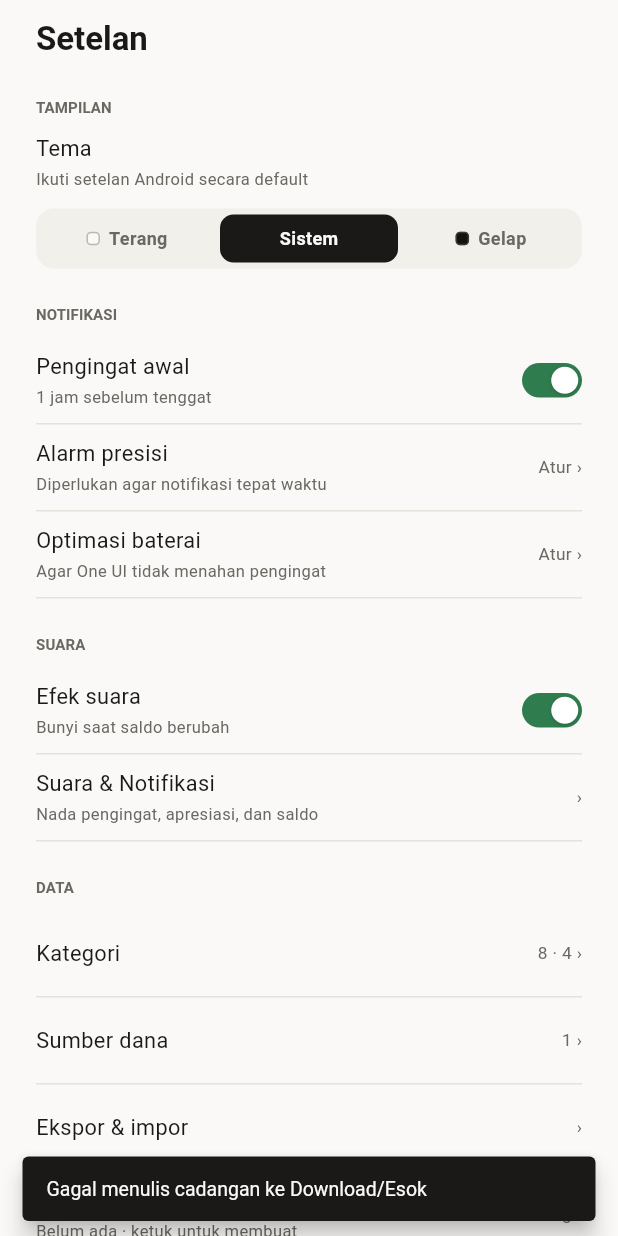
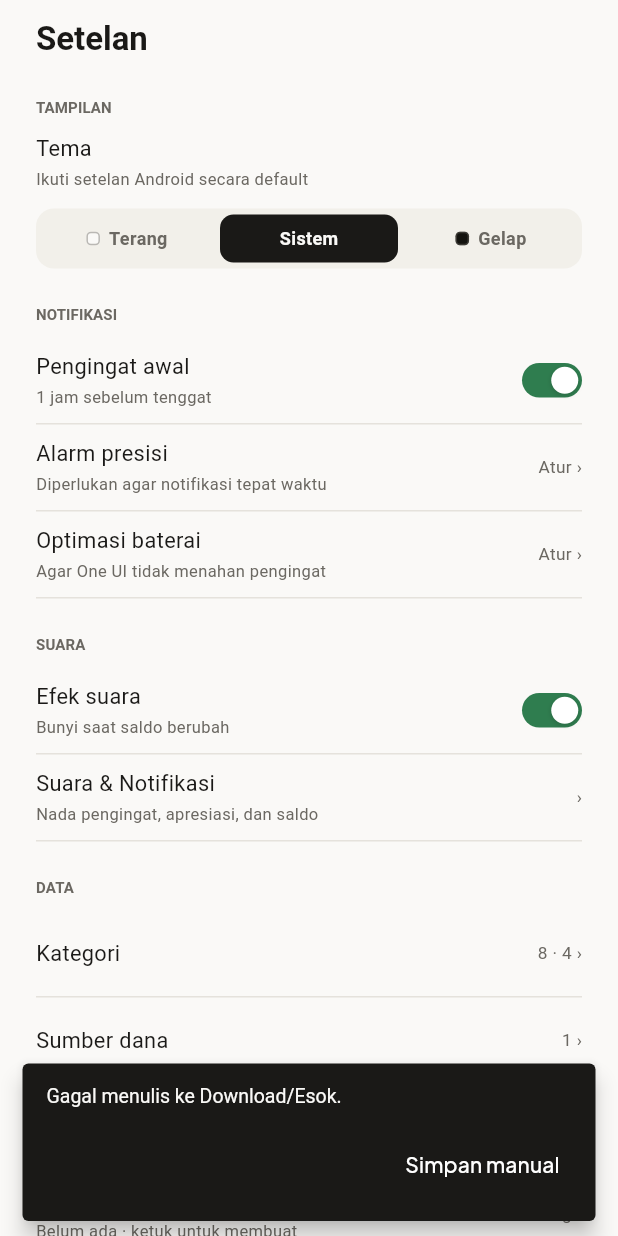
Before and after one commit to fata69/oh-my-esok, a Flutter app: the SettingsPage screen opened directly, after a tap on "Cadangan otomatis", on a phone screen of 412 x 824 dp. Run offline on Flutter 3.47's test engine with Material 3 defaults, Android fonts, the phone set to English and light mode, and no system bars; our stand-ins replace audioplayers, cupertino_ui, file_picker, flutter_local_notifications, flutter_svg, flutter_timezone and 7 more; missing offline and left inert: home_widget; accounts and stored records are empty; statements that could not run were skipped; project files that could hold a hidden picture were left out.

Commit message:
Esok 1.9.1+12
- Perbaiki action intent widget agar rute HomeWidget diproses.
- Cadangan otomatis: verifikasi berkas, pesan gagal, jalur simpan manual.
- Naikkan versi 1.9.1+12 dan perbarui catatan rilis.

Co-authored-by: CommandCodeBot <noreply@commandcode.ai>

```diff
--- a/lib/backup/auto_backup.dart
+++ b/lib/backup/auto_backup.dart
@@ -18,6 +18,8 @@ class AutoBackup {
   static const _checksumKey = 'backup_checksum';
   static const _timeKey = 'backup_at';
 
+  static String? lastError;
+
   static Future<DateTime?> lastBackupAt() async {
     final prefs = await SharedPreferences.getInstance();
     final millis = prefs.getInt(_timeKey);
@@ -26,6 +28,7 @@ class AutoBackup {
   }
 
   static Future<bool> runIfChanged({bool force = false}) async {
+    lastError = null;
     try {
       final data = await BackupService.collect();
       final json = const JsonEncoder.withIndent(
@@ -42,12 +45,28 @@ class AutoBackup {
             'content': json,
           }) ??
           false;
-      if (!ok) return false;
+      if (!ok) {
+        lastError = 'Gagal menulis ke Download/Esok.';
+        return false;
+      }
+
+      final modified = await _channel.invokeMethod<int>('backupModifiedAt', {
+        'name': fileName,
+      });
+      if (modified == null) {
+        lastError = 'Berkas cadangan tidak ditemukan setelah ditulis.';
+        return false;
+      }
 
       await prefs.setString(_checksumKey, checksum);
       await prefs.setInt(_timeKey, DateTime.now().millisecondsSinceEpoch);
       return true;
+    } on PlatformException catch (error) {
+      lastError = error.message ?? 'Gagal menulis cadangan.';
+      debugPrint('AutoBackup gagal: ${error.code} ${error.message}');
+      return false;
     } catch (error, stack) {
+      lastError = 'Gagal membuat cadangan: $error';
       debugPrint('AutoBackup gagal: $error\n$stack');
       return false;
     }
--- a/lib/ui/settings_page.dart
+++ b/lib/ui/settings_page.dart
@@ -28,6 +28,7 @@ class _SettingsPageState extends State<SettingsPage> {
   static const _channel = MethodChannel('esok/settings');
   String _version = '—';
   DateTime? _lastBackup;
+  bool _backupBusy = false;
 
   @override
   void initState() {
@@ -43,18 +44,35 @@ class _SettingsPageState extends State<SettingsPage> {
   }
 
   Future<void> _backupNow() async {
+    if (_backupBusy) return;
+    setState(() => _backupBusy = true);
     final ok = await AutoBackup.runIfChanged(force: true);
     final at = await AutoBackup.lastBackupAt();
     if (!mounted) return;
-    setState(() => _lastBackup = at);
-    _message(
-      ok
-          ? 'Cadangan disimpan di Download/Esok'
-          : 'Gagal menulis cadangan ke Download/Esok',
+    setState(() {
+      _backupBusy = false;
+      _lastBackup = at;
+    });
+    if (ok) {
+      _message('Cadangan tersimpan di Download/Esok');
+      return;
+    }
+    final message = AutoBackup.lastError ?? 'Gagal menulis cadangan.';
+    ScaffoldMessenger.of(context).showSnackBar(
+      SnackBar(
+        content: Text(message),
+        action: SnackBarAction(
+          label: 'Simpan manual',
+          onPressed: () => Navigator.of(context).push(
+            MaterialPageRoute<void>(builder: (_) => const DataPage()),
+          ),
+        ),
+      ),
     );
   }
 
   String get _backupLabel {
+    if (_backupBusy) return 'Menyimpan…';
     final at = _lastBackup;
     if (at == null) return 'Belum ada · ketuk untuk membuat';
     final stamp = DateFormat('d MMM, HH.mm', 'id_ID').format(at);
@@ -421,7 +439,13 @@ class _SettingsPageState extends State<SettingsPage> {
             _SettingsRow(
               title: 'Cadangan otomatis',
               subtitle: _backupLabel,
-              trailing: const _Trailing('Sekarang ›'),
+              trailing: _backupBusy
+                  ? const SizedBox(
+                      width: 16,
+                      height: 16,
+                      child: CircularProgressIndicator(strokeWidth: 2),
+                    )
+                  : const _Trailing('Sekarang ›'),
               onTap: _backupNow,
             ),
             const _SectionLabel('Pindai struk'),
--- a/pubspec.yaml
+++ b/pubspec.yaml
@@ -16,7 +16,7 @@ publish_to: 'none' # Remove this line if you wish to publish to pub.dev
 # https://developer.apple.com/library/archive/documentation/General/Reference/InfoPlistKeyReference/Articles/CoreFoundationKeys.html
 # In Windows, build-name is used as the major, minor, and patch parts
 # of the product and file versions while build-number is used as the build suffix.
-version: 1.9.0+11
+version: 1.9.1+12
 
 environment:
   sdk: ^3.14.0
```
Also changed, not shown: lib/ui/patch_notes.dart (+8 -0 lines), 5 other files.
